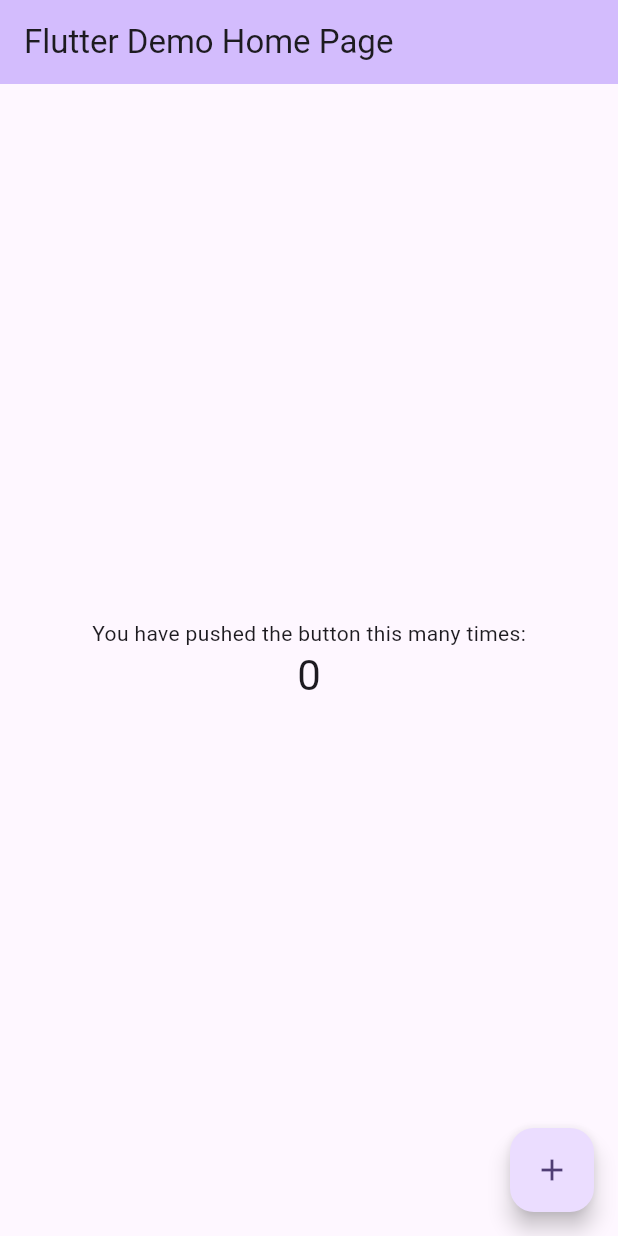
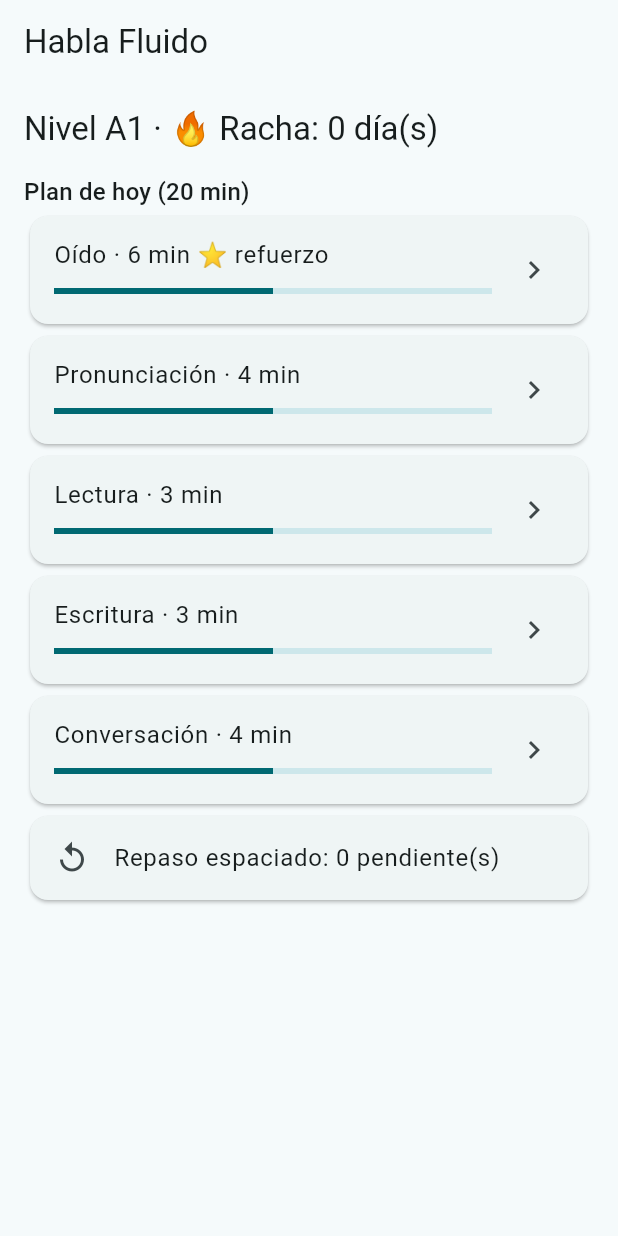
Before and after one commit to 1225100273gaao-ops/habla_fluido, a Flutter app: the screen it shows after launch, on a phone screen of 412 x 824 dp. Run offline on Flutter 3.47's test engine with Material 3 defaults, Android fonts, the phone set to English and light mode, and no system bars; our stand-ins replace flutter_tts, shared_preferences, speech_to_text.

Commit message:
Ronda 10B: pantallas restantes, inicio y main

```diff
--- a/lib/main.dart
+++ b/lib/main.dart
@@ -1,122 +1,34 @@
 import 'package:flutter/material.dart';
 
+import 'dependencias.dart';
+import 'presentacion/pantallas/pantalla_inicio.dart';
+
 void main() {
-  runApp(const MyApp());
+  WidgetsFlutterBinding.ensureInitialized();
+  runApp(const HablaFluidoApp());
 }
 
-class MyApp extends StatelessWidget {
-  const MyApp({super.key});
+class HablaFluidoApp extends StatefulWidget {
+  const HablaFluidoApp({super.key});
 
-  // This widget is the root of your application.
   @override
-  Widget build(BuildContext context) {
-    return MaterialApp(
-      title: 'Flutter Demo',
-      theme: ThemeData(
-        // This is the theme of your application.
-        //
-        // TRY THIS: Try running your application with "flutter run". You'll see
-        // the application has a purple toolbar. Then, without quitting the app,
-        // try changing the seedColor in the colorScheme below to Colors.green
-        // and then invoke "hot reload" (save your changes or press the "hot
-        // reload" button in a Flutter-supported IDE, or press "r" if you used
-        // the command line to start the app).
-        //
-        // Notice that the counter didn't reset back to zero; the application
-        // state is not lost during the reload. To reset the state, use hot
-        // restart instead.
-        //
-        // This works for code too, not just values: Most code changes can be
-        // tested with just a hot reload.
-        colorScheme: .fromSeed(seedColor: Colors.deepPurple),
-      ),
-      home: const MyHomePage(title: 'Flutter Demo Home Page'),
-    );
-  }
+  State<HablaFluidoApp> createState() => _HablaFluidoAppState();
 }
 
-class MyHomePage extends StatefulWidget {
-  const MyHomePage({super.key, required this.title});
-
-  // This widget is the home page of your application. It is stateful, meaning
-  // that it has a State object (defined below) that contains fields that affect
-  // how it looks.
-
-  // This class is the configuration for the state. It holds the values (in this
-  // case the title) provided by the parent (in this case the App widget) and
-  // used by the build method of the State. Fields in a Widget subclass are
-  // always marked "final".
-
-  final String title;
+class _HablaFluidoAppState extends State<HablaFluidoApp> {
+  late final Dependencias deps = Dependencias.crear();
+  late final Future<void> _inicio = deps.aprendizaje.cargar();
 
   @override
-  State<MyHomePage> createState() => _MyHomePageState();
+  Widget build(BuildContext context) => MaterialApp(
+        title: 'Habla Fluido',
+        debugShowCheckedModeBanner: false,
+        theme: ThemeData(colorSchemeSeed: const Color(0xFF0E7C86), useMaterial3: true),
+        home: FutureBuilder<void>(
+          future: _inicio,
+          builder: (_, s) => s.connectionState == ConnectionState.done
+              ? PantallaInicio(deps: deps)
+              : const Scaffold(body: Center(child: CircularProgressIndicator())),
+        ),
+      );
 }
-
-class _MyHomePageState extends State<MyHomePage> {
-  int _counter = 0;
-
-  void _incrementCounter() {
-    setState(() {
-      // This call to setState tells the Flutter framework that something has
-      // changed in this State, which causes it to rerun the build method below
-      // so that the display can reflect the updated values. If we changed
-      // _counter without calling setState(), then the build method would not be
-      // called again, and so nothing would appear to happen.
-      _counter++;
-    });
-  }
-
-  @override
-  Widget build(BuildContext context) {
-    // This method is rerun every time setState is called, for instance as done
-    // by the _incrementCounter method above.
-    //
-    // The Flutter framework has been optimized to make rerunning build methods
-    // fast, so that you can just rebuild anything that needs updating rather
-    // than having to individually change instances of widgets.
-    return Scaffold(
-      appBar: AppBar(
-        // TRY THIS: Try changing the color here to a specific color (to
-        // Colors.amber, perhaps?) and trigger a hot reload to see the AppBar
-        // change color while the other colors stay the same.
-        backgroundColor: Theme.of(context).colorScheme.inversePrimary,
-        // Here we take the value from the MyHomePage object that was created by
-        // the App.build method, and use it to set our appbar title.
-        title: Text(widget.title),
-      ),
-      body: Center(
-        // Center is a layout widget. It takes a single child and positions it
-        // in the middle of the parent.
-        child: Column(
-          // Column is also a layout widget. It takes a list of children and
-          // arranges them vertically. By default, it sizes itself to fit its
-          // children horizontally, and tries to be as tall as its parent.
-          //
-          // Column has various properties to control how it sizes itself and
-          // how it positions its children. Here we use mainAxisAlignment to
-          // center the children vertically; the main axis here is the vertical
-          // axis because Columns are vertical (the cross axis would be
-          // horizontal).
-          //
-          // TRY THIS: Invoke "debug painting" (choose the "Toggle Debug Paint"
-          // action in the IDE, or press "p" in the console), to see the
-          // wireframe for each widget.
-          mainAxisAlignment: .center,
-          children: [
-            const Text('You have pushed the button this many times:'),
-            Text(
-              '$_counter',
-              style: Theme.of(context).textTheme.headlineMedium,
-            ),
-          ],
-        ),
-      ),
-      floatingActionButton: FloatingActionButton(
-        onPressed: _incrementCounter,
-        tooltip: 'Increment',
-        child: const Icon(Icons.add),
-      ),
-    );
-  }
-}
--- /dev/null
+++ b/lib/presentacion/pantallas/pantalla_inicio.dart
@@ -0,0 +1,68 @@
+import 'package:flutter/material.dart';
+
+import '../../dependencias.dart';
+import '../../dominio/nivel.dart';
+import 'pantalla_conversacion.dart';
+import 'pantalla_dictado.dart';
+import 'pantalla_escritura.dart';
+import 'pantalla_lectura.dart';
+import 'pantalla_pronunciacion.dart';
+import 'pantalla_repaso.dart';
+
+class PantallaInicio extends StatelessWidget {
+  final Dependencias deps;
+  const PantallaInicio({super.key, required this.deps});
+
+  void _ir(BuildContext c, Widget w) => Navigator.of(c).push(MaterialPageRoute(builder: (_) => w));
+
+  Widget _destino(Habilidad h) => switch (h) {
+        Habilidad.escucha => PantallaDictado(deps: deps),
+        Habilidad.pronunciacion => PantallaPronunciacion(deps: deps),
+        Habilidad.lectura => PantallaLectura(deps: deps),
+        Habilidad.escritura => PantallaEscritura(deps: deps),
+        Habilidad.conversacion => PantallaConversacion(deps: deps),
+      };
+
+  @override
+  Widget build(BuildContext context) {
+    final vm = deps.aprendizaje;
+    return Scaffold(
+      appBar: AppBar(title: const Text('Habla Fluido')),
+      body: ListenableBuilder(
+        listenable: vm,
+        builder: (context, _) => ListView(padding: const EdgeInsets.all(16), children: [
+          Text('Nivel ${vm.nivel.etiqueta} · 🔥 Racha: ${vm.progreso.racha} día(s)',
+              style: Theme.of(context).textTheme.titleLarge),
+          const SizedBox(height: 8),
+          if (vm.puedeSubirDeNivel)
+            Card(
+              child: ListTile(
+                title: const Text('🎉 ¡Dominas este nivel!'),
+                subtitle: Text('Pasa a ${vm.nivel.siguiente!.etiqueta}'),
+                trailing: FilledButton(onPressed: vm.subirDeNivel, child: const Text('Subir')),
+              ),
+            ),
+          const SizedBox(height: 8),
+          Text('Plan de hoy (${vm.plan.fold<int>(0, (a, b) => a + b.minutos)} min)',
+              style: Theme.of(context).textTheme.titleMedium),
+          for (final b in vm.plan)
+            Card(
+              child: ListTile(
+                title: Text('${b.habilidad.nombre} · ${b.minutos} min${b.esRefuerzo ? " ⭐ refuerzo" : ""}'),
+                subtitle: LinearProgressIndicator(value: vm.progreso.dominioDe(b.habilidad)),
+                trailing: const Icon(Icons.chevron_right),
+                onTap: () => _ir(context, _destino(b.habilidad)),
+              ),
+            ),
+          Card(
+            child: ListTile(
+              leading: const Icon(Icons.replay),
+              title: Text('Repaso espaciado: ${vm.pendientes.length} pendiente(s)'),
+              onTap: () => _ir(context, PantallaRepaso(deps: deps)),
+            ),
+          ),
+        ]),
+      ),
+    );
+  }
+}
```
Also changed, not shown: lib/presentacion/pantallas/pantalla_conversacion.dart (added, +89 -0 lines), lib/presentacion/pantallas/pantalla_escritura.dart (added, +67 -0 lines), lib/presentacion/pantallas/pantalla_repaso.dart (added, +54 -0 lines), capturas/r10b_01_analisis_y_pruebas.png (added), 2 other files.
